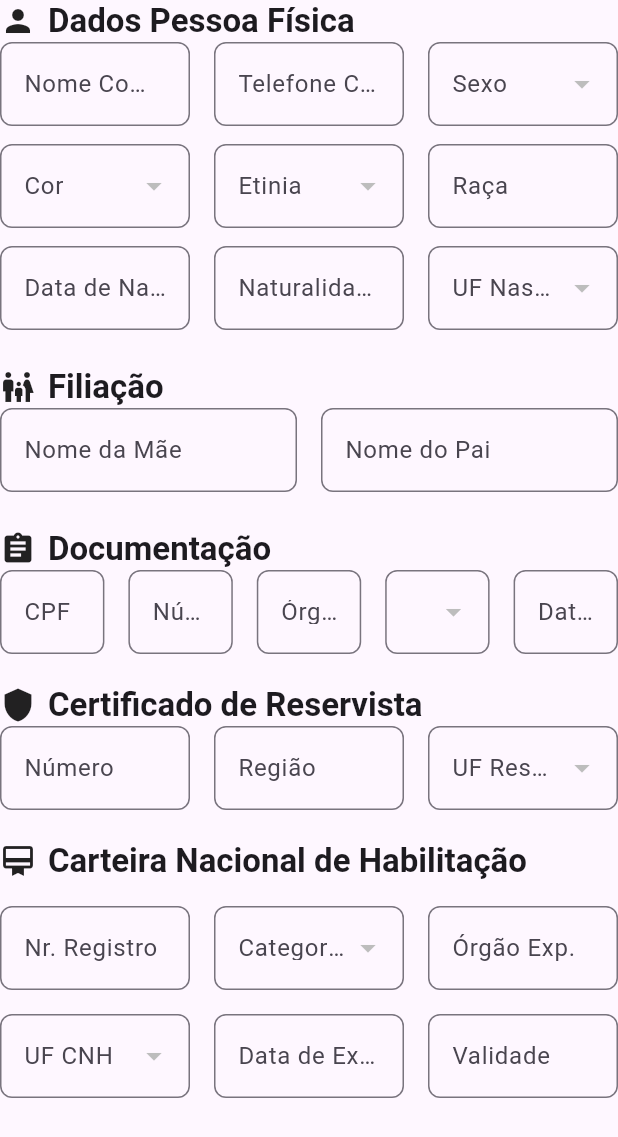
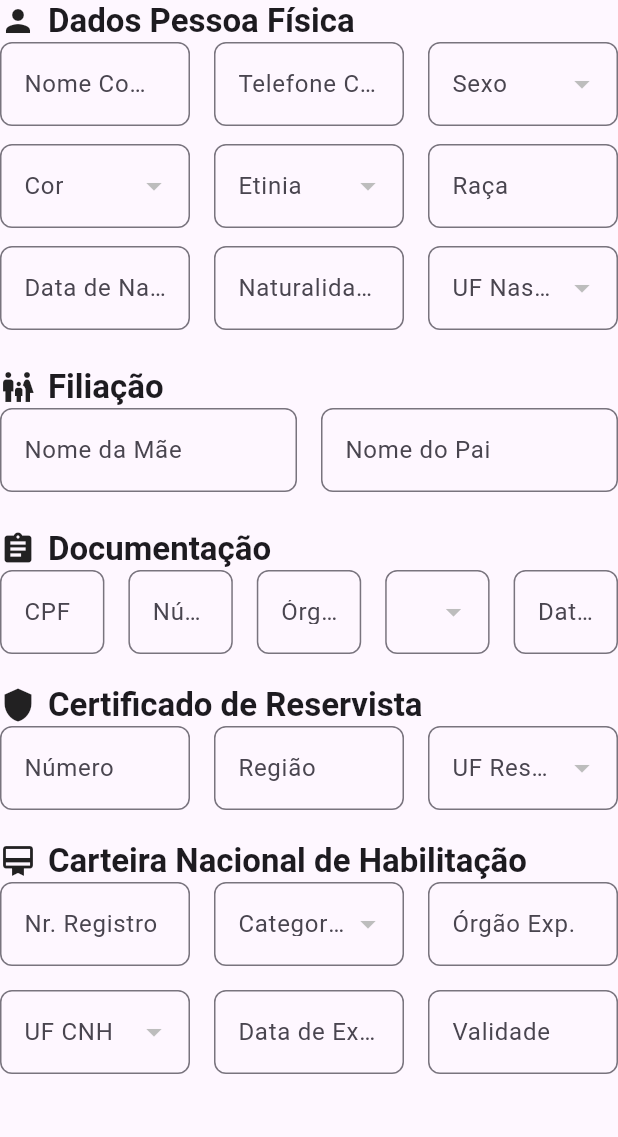
Before and after one commit to vitorag10/formul-rio, a Flutter app: the PessoaFisicaForm widget shown alone on an empty page, opened directly with empty values, on a phone screen of 412 x 824 dp. Shown: the top 1137 px of the screen. Run offline on Flutter 3.47's test engine with Material 3 defaults, Android fonts, the phone set to English and light mode, and no system bars.

Commit message:
Modifiquei o campo "Carteira Nacional de Habilitação", pois o icone e o nome estavam loge dos campos abaixo

```diff
--- a/lib/page/operador.dart
+++ b/lib/page/operador.dart
@@ -450,7 +450,7 @@ class _PessoaFisicaFormState extends State<PessoaFisicaForm> {
                 ),
               ],
             ),
-            SizedBox(height: 16), // Espaço entre a linha do título e os campos
+            //SizedBox(height: 16), // Espaço entre a linha do título e os campos
             Row(
               children: [
                 Expanded(child: CustomTextField(label: 'Nr. Registro')),
```
